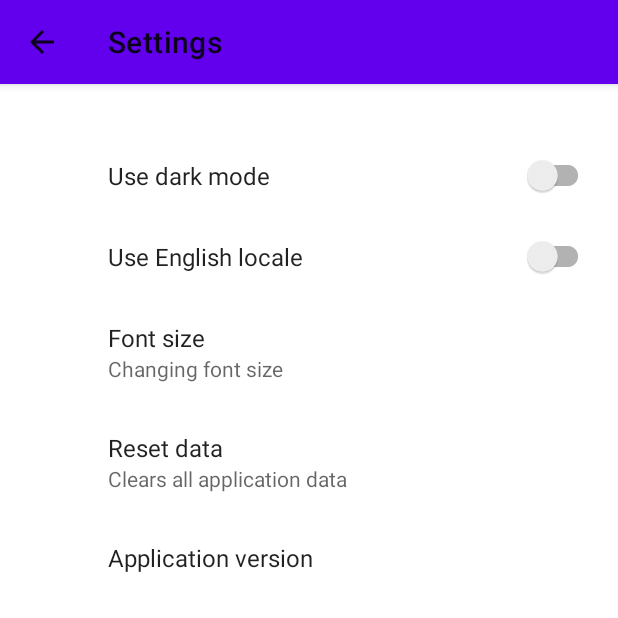
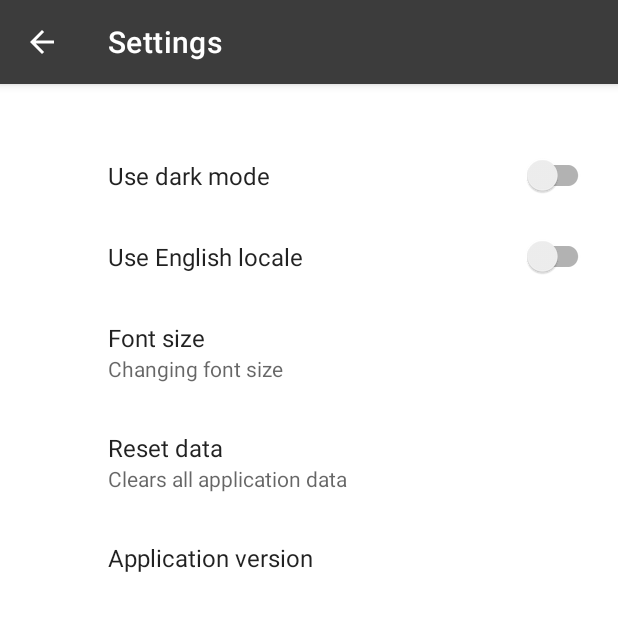
Before and after one commit to shaplykon/Tabata-Timer-Android, an Android app: the SettingsActivity screen opened directly, with no data from a screen before it, on a phone screen of 412 x 824 dp, the top half of it. Run offline under Robolectric (Android 15) with nearby library versions, the phone set to English and light mode, and no system bars; our stand-ins replace androidx.preference.

Commit message:
Fixed ActionBar text color and button styling

```diff
--- a/app/src/main/java/com/example/timer/TimerService.java
+++ b/app/src/main/java/com/example/timer/TimerService.java
@@ -78,10 +78,10 @@ public class TimerService extends Service {
                 .setContentTitle(getResources().getString(R.string.notification_title))
                 .setContentText(getResources().getString(R.string.notification_text))
                 .setSmallIcon(R.mipmap.ic_launcher_foreground)
-                .setContentIntent(pendingIntent)
-                .addAction(0, "Previous", actionPreviousIntent)
-                .addAction(0, "Pause", actionPauseIntent)
-                .addAction(0, "Next", actionNextIntent);
+                .setContentIntent(pendingIntent);
+       //         .addAction(0, "Previous", actionPreviousIntent)
+     //           .addAction(0, "Pause", actionPauseIntent)
+      //          .addAction(0, "Next", actionNextIntent);
         Notification notification = notificationBuilder.build();
         notificationManager = (NotificationManager) getSystemService(NOTIFICATION_SERVICE);
         notificationManager.notify(NOTIFICATION_ID, notification);
--- a/app/src/main/res/values/styles.xml
+++ b/app/src/main/res/values/styles.xml
@@ -1,17 +1,23 @@
 <resources>
-
-    <style name="AppTheme" parent="Theme.MaterialComponents.DayNight">
-        <item name="colorPrimary">@color/colorPrimary</item>
-        <item name="colorPrimaryDark">@color/colorPrimaryDark</item>
-        <item name="colorAccent">@color/colorAccent</item>
+    <style name="AppTheme" parent="Theme.MaterialComponents.DayNight.DarkActionBar">
+        <item name="colorPrimary">#3C3C3C</item>
+        <item name="colorPrimaryDark">#232222</item>
+        <item name="colorOnPrimary">@android:color/white</item>
+        <item name="colorOnPrimarySurface">@android:color/white</item>
+        <item name="colorOnSecondary">@android:color/white</item>
+        <item name="textColor">@android:color/white</item>
         <item name="android:windowTranslucentNavigation">true</item>
         <item name="android:navigationBarColor">@android:color/transparent</item>
+        <item name="buttonStyle">@style/Button</item>
     </style>
 
     <style name="SplashTheme" parent="Theme.AppCompat.NoActionBar">
         <item name="android:windowBackground">@drawable/background_splash</item>
     </style>
 
+    <style name="Button" parent="Theme.MaterialComponents.DayNight.DarkActionBar">
+        <item name="textColor">#EF0000</item>
+    </style>
 
 
 </resources>
```
